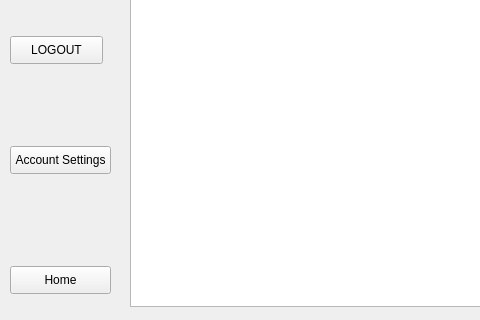
Before: the Qt Designer form Updates.ui in Ghulam-Mustafa08291/DB-project, drawn with Qt 5; both pictures show x 0 to 480 and y 183 to 503 of the 853 by 600 pixel window.
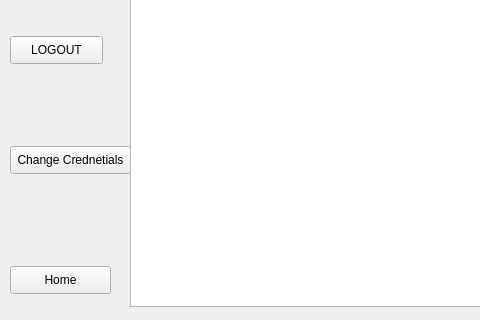
After: the same form once the commit is applied.

```diff
--- a/Updates.ui
+++ b/Updates.ui
@@ -45,12 +45,12 @@
      <rect>
       <x>10</x>
       <y>310</y>
-      <width>101</width>
+      <width>121</width>
       <height>28</height>
      </rect>
     </property>
     <property name="text">
-     <string>Account Settings</string>
+     <string>Change Crednetials</string>
     </property>
    </widget>
    <widget class="QPushButton" name="pushButton_8">
```
